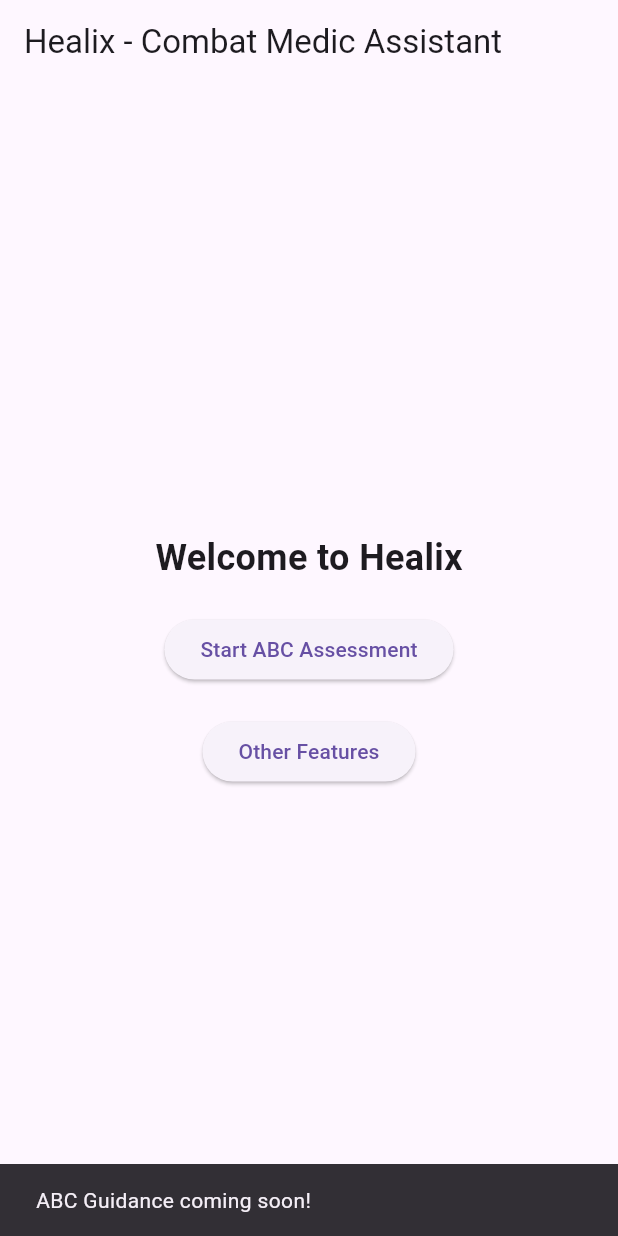
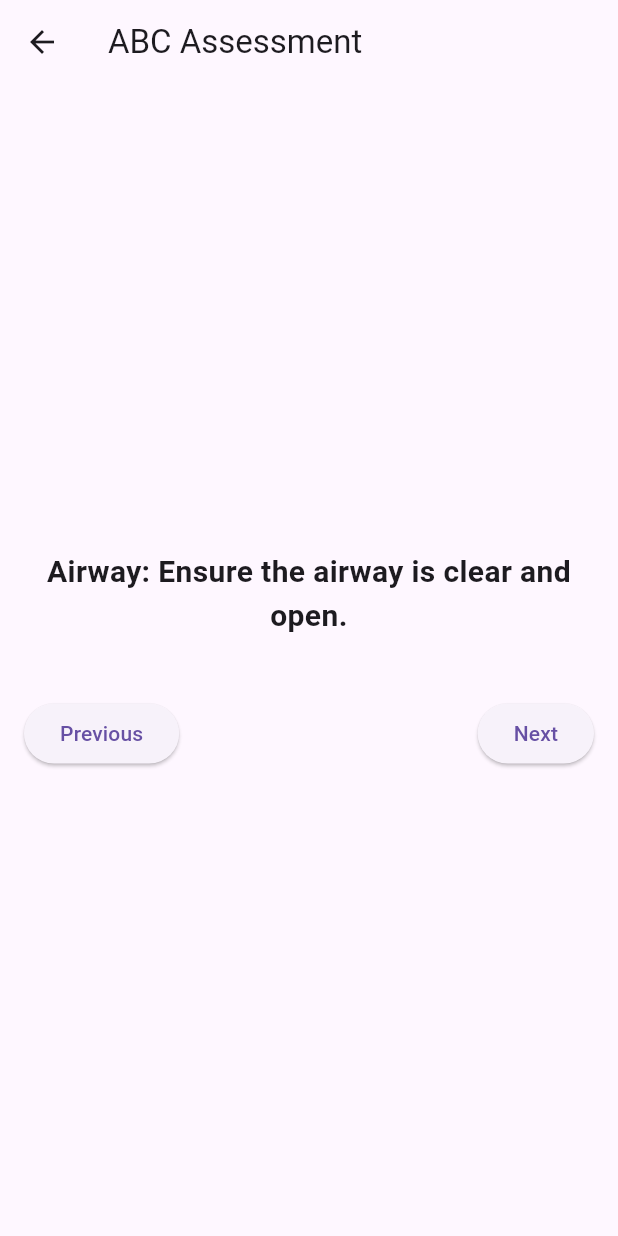
Before and after one commit to Dakwin/Healix, a Flutter app: the screen it shows after launch, after a tap on "Start ABC Assessment", on a phone screen of 412 x 824 dp. Run offline on Flutter 3.47's test engine with Material 3 defaults, Android fonts, the phone set to English and light mode, and no system bars.

Commit message:
Add ABC assessment flow to Healix app

```diff
--- /dev/null
+++ b/lib/abc_assessment.dart
@@ -0,0 +1,72 @@
+import 'package:flutter/material.dart';
+
+class ABCAssessmentScreen extends StatefulWidget {
+  @override
+  _ABCAssessmentScreenState createState() => _ABCAssessmentScreenState();
+}
+
+class _ABCAssessmentScreenState extends State<ABCAssessmentScreen> {
+  int currentStep = 0;
+
+  final List<String> steps = [
+    "Airway: Ensure the airway is clear and open.",
+    "Breathing: Check if the patient is breathing adequately.",
+    "Circulation: Assess circulation and check for major bleeding."
+  ];
+
+  void nextStep() {
+    setState(() {
+      if (currentStep < steps.length - 1) {
+        currentStep++;
+      } else {
+        ScaffoldMessenger.of(context).showSnackBar(
+          SnackBar(content: Text('Assessment Completed!')),
+        );
+      }
+    });
+  }
+
+  void previousStep() {
+    setState(() {
+      if (currentStep > 0) {
+        currentStep--;
+      }
+    });
+  }
+
+  @override
+  Widget build(BuildContext context) {
+    return Scaffold(
+      appBar: AppBar(
+        title: Text('ABC Assessment'),
+      ),
+      body: Padding(
+        padding: const EdgeInsets.all(16.0),
+        child: Column(
+          mainAxisAlignment: MainAxisAlignment.center,
+          children: [
+            Text(
+              steps[currentStep],
+              style: TextStyle(fontSize: 20.0, fontWeight: FontWeight.bold),
+              textAlign: TextAlign.center,
+            ),
+            SizedBox(height: 40.0),
+            Row(
+              mainAxisAlignment: MainAxisAlignment.spaceBetween,
+              children: [
+                ElevatedButton(
+                  onPressed: previousStep,
+                  child: Text('Previous'),
+                ),
+                ElevatedButton(
+                  onPressed: nextStep,
+                  child: Text('Next'),
+                ),
+              ],
+            ),
+          ],
+        ),
+      ),
+    );
+  }
+}
--- a/lib/main.dart
+++ b/lib/main.dart
@@ -1,4 +1,6 @@
 import 'package:flutter/material.dart';
+import 'abc_assessment.dart';
+
 
 void main() {
   runApp(HealixApp());
@@ -35,9 +37,9 @@ class MainScreen extends StatelessWidget {
             SizedBox(height: 20.0),
             ElevatedButton(
               onPressed: () {
-                // Placeholder for the ABC Guidance Screen
-                ScaffoldMessenger.of(context).showSnackBar(
-                  SnackBar(content: Text('ABC Guidance coming soon!')),
+                Navigator.push(
+                  context,
+                  MaterialPageRoute(builder: (context) => ABCAssessmentScreen()),
                 );
               },
               child: Text('Start ABC Assessment'),
```
